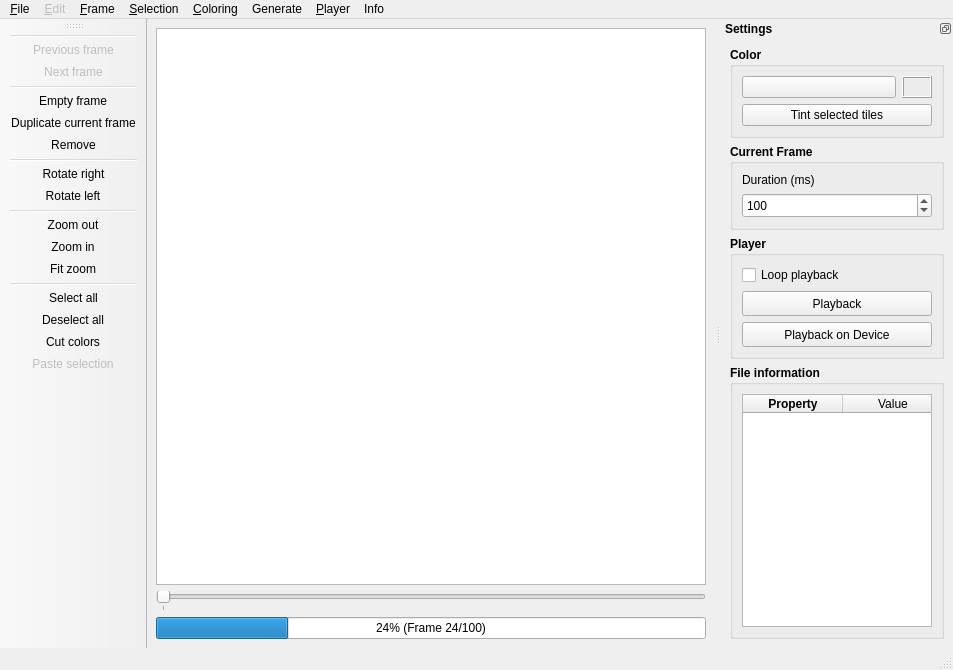
Old version of the form mainwindow.ui in the repository FilePhil/blinkgui.
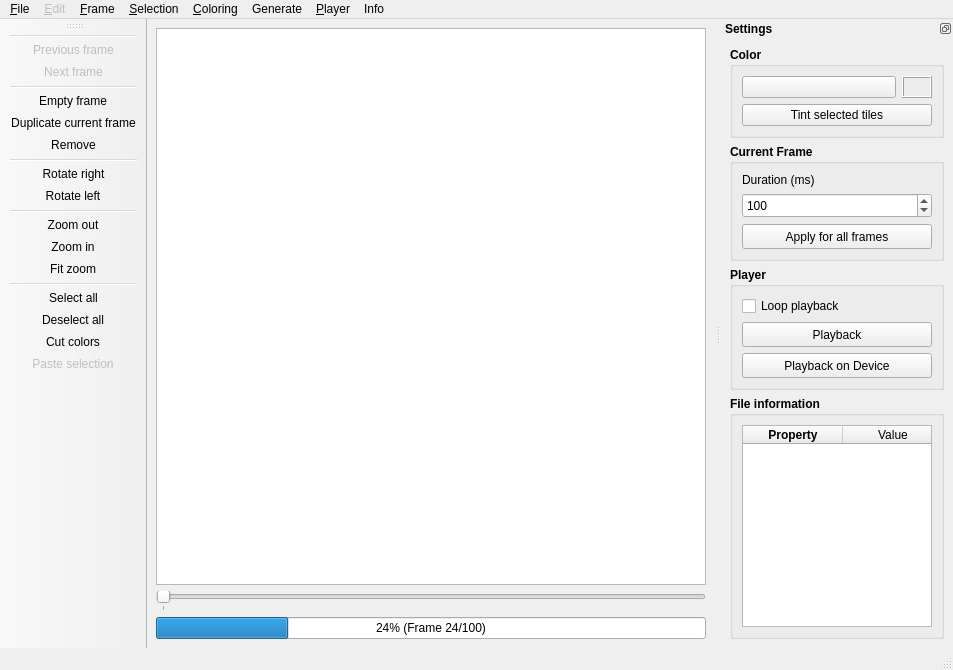
New version of the form. Icons and pictures are not drawn. Custom widgets are drawn as their Qt base class.

Commit message: New Button for applying a duration change to all frames.

Diff of the .ui file:
```diff
--- a/mainwindow.ui
+++ b/mainwindow.ui
@@ -568,6 +568,28 @@
               </property>
              </widget>
             </item>
+            <item>
+             <widget class="QPushButton" name="durationButton">
+              <property name="minimumSize">
+               <size>
+                <width>0</width>
+                <height>25</height>
+               </size>
+              </property>
+              <property name="font">
+               <font>
+                <weight>50</weight>
+                <bold>false</bold>
+               </font>
+              </property>
+              <property name="focusPolicy">
+               <enum>Qt::TabFocus</enum>
+              </property>
+              <property name="text">
+               <string>Apply for all frames</string>
+              </property>
+             </widget>
+            </item>
            </layout>
           </item>
          </layout>
```
The commit also changes 10 other files.
